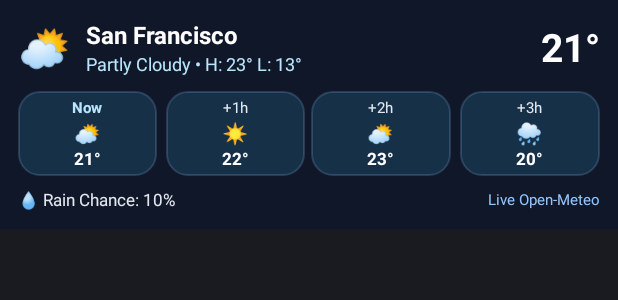
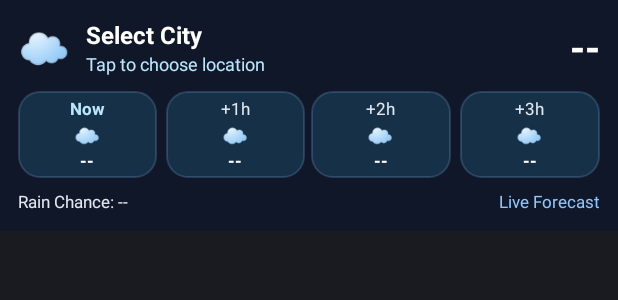
Before and after one commit to Antoneeroy/Weather, an Android app built with Jetpack Compose: the layout notification_weather_expanded.xml on its own in the app's theme, with its tools: preview values and no code run, on a phone screen of 412 x 824 dp. Shown: the top 300 px of the screen. Run offline under Robolectric (Android 15) with nearby library versions, the phone set to English and light mode, and no system bars.

Commit message:
refactor: improve notification flow and data display
- Defer test notifications until after permission is granted.
- Enhance timezone offset formatting to include minutes.
- Update location privacy disclosure for better clarity.
- Remove redundant API level checks in notification manager.

```diff
--- a/app/src/main/AndroidManifest.xml
+++ b/app/src/main/AndroidManifest.xml
@@ -26,7 +26,6 @@
         <activity
             android:name=".MainActivity"
             android:exported="true"
-            android:label="@string/app_name"
             android:theme="@style/Theme.MyApplication">
             <intent-filter>
                 <action android:name="android.intent.action.MAIN" />
--- a/app/src/main/java/com/example/SettingsScreen.kt
+++ b/app/src/main/java/com/example/SettingsScreen.kt
@@ -760,7 +760,7 @@ fun SettingsScreen(
                                 verticalArrangement = Arrangement.spacedBy(6.dp)
                             ) {
                                 Text(
-                                    text = "• Location Privacy: Your GPS location is used strictly on-device to retrieve accurate local weather data. Your coordinates are never sent to private advertising servers, never stored, and never sold.",
+                                    text = "• Location Privacy: GPS permission is optional and foreground-only. When you tap Use My GPS, coordinates are sent over HTTPS to Open-Meteo for local forecasts and stored only locally on your device for saved cities/offline viewing — never on developer or advertising servers.",
                                     style = MaterialTheme.typography.bodySmall,
                                     color = palette.primaryText
                                 )
--- a/app/src/main/res/layout/notification_weather_expanded.xml
+++ b/app/src/main/res/layout/notification_weather_expanded.xml
@@ -17,7 +17,7 @@
             android:id="@+id/notif_exp_weather_icon"
             android:layout_width="wrap_content"
             android:layout_height="wrap_content"
-            android:text="⛅"
+            android:text="@string/widget_placeholder_icon"
             android:textSize="28sp" />
 
         <LinearLayout
@@ -33,7 +33,7 @@
                 android:layout_height="wrap_content"
                 android:ellipsize="end"
                 android:maxLines="1"
-                android:text="San Francisco"
+                android:text="@string/widget_placeholder_city"
                 android:textColor="#FFFFFF"
                 android:textSize="16sp"
                 android:textStyle="bold" />
@@ -44,7 +44,7 @@
                 android:layout_height="wrap_content"
                 android:ellipsize="end"
                 android:maxLines="1"
-                android:text="Partly Cloudy • H: 23° L: 13°"
+                android:text="@string/widget_placeholder_condition"
                 android:textColor="#BAE6FD"
                 android:textSize="12sp" />
         </LinearLayout>
@@ -53,7 +53,7 @@
             android:id="@+id/notif_exp_temperature_text"
             android:layout_width="wrap_content"
             android:layout_height="wrap_content"
-            android:text="21°"
+            android:text="@string/widget_placeholder_temp"
             android:textColor="#FFFFFF"
             android:textSize="26sp"
             android:textStyle="bold" />
@@ -64,6 +64,7 @@
         android:layout_width="match_parent"
         android:layout_height="wrap_content"
         android:layout_marginTop="10dp"
+        android:baselineAligned="false"
         android:gravity="center"
         android:orientation="horizontal">
 
@@ -82,23 +83,23 @@
                 android:id="@+id/notif_h1_time"
                 android:layout_width="wrap_content"
                 android:layout_height="wrap_content"
-                android:text="Now"
+                android:text="@string/widget_placeholder_now"
                 android:textColor="#BAE6FD"
-                android:textSize="10sp"
+                android:textSize="11sp"
                 android:textStyle="bold" />
 
             <TextView
                 android:id="@+id/notif_h1_icon"
                 android:layout_width="wrap_content"
                 android:layout_height="wrap_content"
-                android:text="⛅"
+                android:text="@string/widget_placeholder_icon"
                 android:textSize="14sp" />
 
             <TextView
                 android:id="@+id/notif_h1_temp"
                 android:layout_width="wrap_content"
                 android:layout_height="wrap_content"
-                android:text="21°"
+                android:text="@string/widget_placeholder_temp"
                 android:textColor="#FFFFFF"
                 android:textSize="11sp"
                 android:textStyle="bold" />
@@ -120,22 +121,22 @@
                 android:id="@+id/notif_h2_time"
                 android:layout_width="wrap_content"
                 android:layout_height="wrap_content"
-                android:text="+1h"
+                android:text="@string/widget_placeholder_h1"
                 android:textColor="#E2E8F0"
-                android:textSize="10sp" />
+                android:textSize="11sp" />
 
             <TextView
                 android:id="@+id/notif_h2_icon"
                 android:layout_width="wrap_content"
                 android:layout_height="wrap_content"
-                android:text="☀️"
+                android:text="@string/widget_placeholder_icon"
                 android:textSize="14sp" />
 
             <TextView
                 android:id="@+id/notif_h2_temp"
                 android:layout_width="wrap_content"
                 android:layout_height="wrap_content"
-                android:text="22°"
+                android:text="@string/widget_placeholder_temp"
                 android:textColor="#FFFFFF"
                 android:textSize="11sp"
                 android:textStyle="bold" />
@@ -157,22 +158,22 @@
                 android:id="@+id/notif_h3_time"
                 android:layout_width="wrap_content"
                 android:layout_height="wrap_content"
-                android:text="+2h"
+                android:text="@string/widget_placeholder_h2"
                 android:textColor="#E2E8F0"
-                android:textSize="10sp" />
+                android:textSize="11sp" />
 
             <TextView
                 android:id="@+id/notif_h3_icon"
                 android:layout_width="wrap_content"
                 android:layout_height="wrap_content"
-                android:text="⛅"
+                android:text="@string/widget_placeholder_icon"
                 android:textSize="14sp" />
 
             <TextView
                 android:id="@+id/notif_h3_temp"
                 android:layout_width="wrap_content"
                 android:layout_height="wrap_content"
-                android:text="23°"
+                android:text="@string/widget_placeholder_temp"
                 android:textColor="#FFFFFF"
                 android:textSize="11sp"
                 android:textStyle="bold" />
@@ -193,22 +194,22 @@
                 android:id="@+id/notif_h4_time"
                 android:layout_width="wrap_content"
                 android:layout_height="wrap_content"
-                android:text="+3h"
+                android:text="@string/widget_placeholder_h3"
                 android:textColor="#E2E8F0"
-                android:textSize="10sp" />
+                android:textSize="11sp" />
 
             <TextView
                 android:id="@+id/notif_h4_icon"
                 android:layout_width="wrap_content"
                 android:layout_height="wrap_content"
-                android:text="🌧️"
+                android:text="@string/widget_placeholder_icon"
                 android:textSize="14sp" />
 
             <TextView
                 android:id="@+id/notif_h4_temp"
                 android:layout_width="wrap_content"
                 android:layout_height="wrap_content"
-                android:text="20°"
+                android:text="@string/widget_placeholder_temp"
                 android:textColor="#FFFFFF"
                 android:textSize="11sp"
                 android:textStyle="bold" />
@@ -228,7 +229,7 @@
             android:layout_width="0dp"
             android:layout_height="wrap_content"
             android:layout_weight="1"
-            android:text="💧 Rain Chance: 10%"
+            android:text="@string/widget_placeholder_rain"
             android:textColor="#E2E8F0"
             android:textSize="11sp" />
 
@@ -236,9 +237,9 @@
             android:id="@+id/notif_exp_updated_text"
             android:layout_width="wrap_content"
             android:layout_height="wrap_content"
-            android:text="Live Open-Meteo"
+            android:text="@string/widget_placeholder_updated"
             android:textColor="#93C5FD"
-            android:textSize="10sp" />
+            android:textSize="11sp" />
     </LinearLayout>
 
 </LinearLayout>
--- a/app/src/main/res/values/strings.xml
+++ b/app/src/main/res/values/strings.xml
@@ -44,7 +44,7 @@
     <string name="location_unavailable_message">Device GPS location is currently unavailable. Please enable Location Services or search for a city manually.</string>
     <string name="widget_description">Premium Glassmorphism Weather Widget displaying live city temperature, condition, high/low range, and last updated time.</string>
     <string name="privacy_policy_title">Privacy Policy &amp; Data Safety</string>
-    <string name="privacy_policy_desc">Your privacy is fully protected. Location is used on-device only to look up local weather and is never tracked, stored, or shared.</string>
+    <string name="privacy_policy_desc">Location is optional and used only to fetch local weather over HTTPS from Open-Meteo. Saved locations stay locally on your device and are never tracked or sold.</string>
     <string name="privacy_policy_url_label">Privacy Policy URL: https://antoneeroy.github.io/Weather/privacy-policy.html (Repository copy: https://github.com/Antoneeroy/Weather/blob/main/PRIVACY_POLICY.md)</string>
     <string name="terms_title">Terms &amp; Conditions</string>
     <string name="terms_desc">Weather forecasts and atmospheric data are provided for informational convenience using public meteorological services.</string>
@@ -53,4 +53,15 @@
     <string name="official_website_label">Official Repository: https://github.com/Antoneeroy/Weather</string>
     <string name="copyright_text">© 2026 Antonee • Weather App. All rights reserved.</string>
     <string name="open_meteo_attribution">Weather data provided by Open-Meteo under CC BY 4.0 license.</string>
+    <string name="widget_placeholder_city">Select City</string>
+    <string name="widget_placeholder_condition">Tap to choose location</string>
+    <string name="widget_placeholder_temp">--</string>
+    <string name="widget_placeholder_icon">☁️</string>
+    <string name="widget_placeholder_high_low">Open app to sync weather</string>
+    <string name="widget_placeholder_updated">Live Forecast</string>
+    <string name="widget_placeholder_rain">Rain Chance: --</string>
+    <string name="widget_placeholder_now">Now</string>
+    <string name="widget_placeholder_h1">+1h</string>
+    <string name="widget_placeholder_h2">+2h</string>
+    <string name="widget_placeholder_h3">+3h</string>
 </resources>
--- a/app/src/main/res/xml/weather_widget_info.xml
+++ b/app/src/main/res/xml/weather_widget_info.xml
@@ -1,5 +1,6 @@
 <?xml version="1.0" encoding="utf-8"?>
 <appwidget-provider xmlns:android="http://schemas.android.com/apk/res/android"
+    xmlns:tools="http://schemas.android.com/tools"
     android:description="@string/widget_description"
     android:initialLayout="@layout/weather_widget_layout"
     android:minWidth="250dp"
@@ -9,4 +10,5 @@
     android:targetCellWidth="4"
     android:targetCellHeight="2"
     android:updatePeriodMillis="1800000"
-    android:widgetCategory="home_screen" />
+    android:widgetCategory="home_screen"
+    tools:targetApi="s" />
```
Also changed, not shown: app/src/main/java/com/example/MainActivity.kt (+9 -3 lines), app/src/main/java/com/example/NotificationManager.kt (+23 -7 lines), app/src/main/java/com/example/WeatherRepository.kt (+12 -5 lines), app/src/main/java/com/example/WeatherWidget.kt (+35 -23 lines), app/src/main/res/layout/notification_weather_compact.xml (+6 -6 lines), app/src/main/res/layout/weather_widget_layout.xml (+24 -23 lines), 7 other files.
